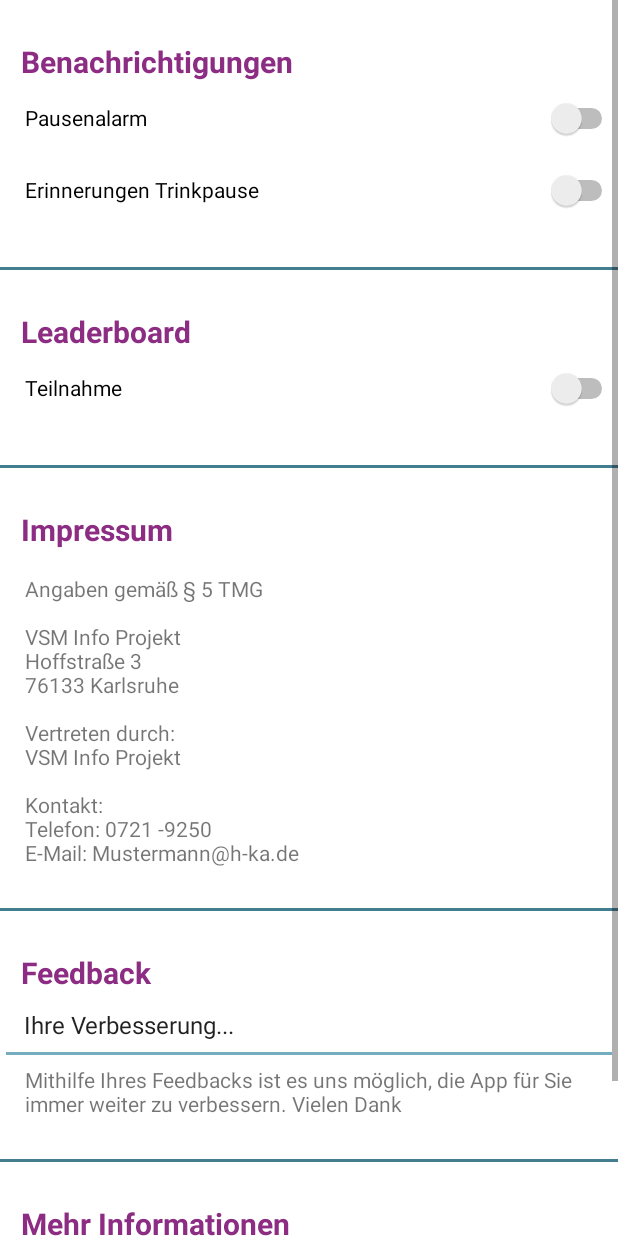
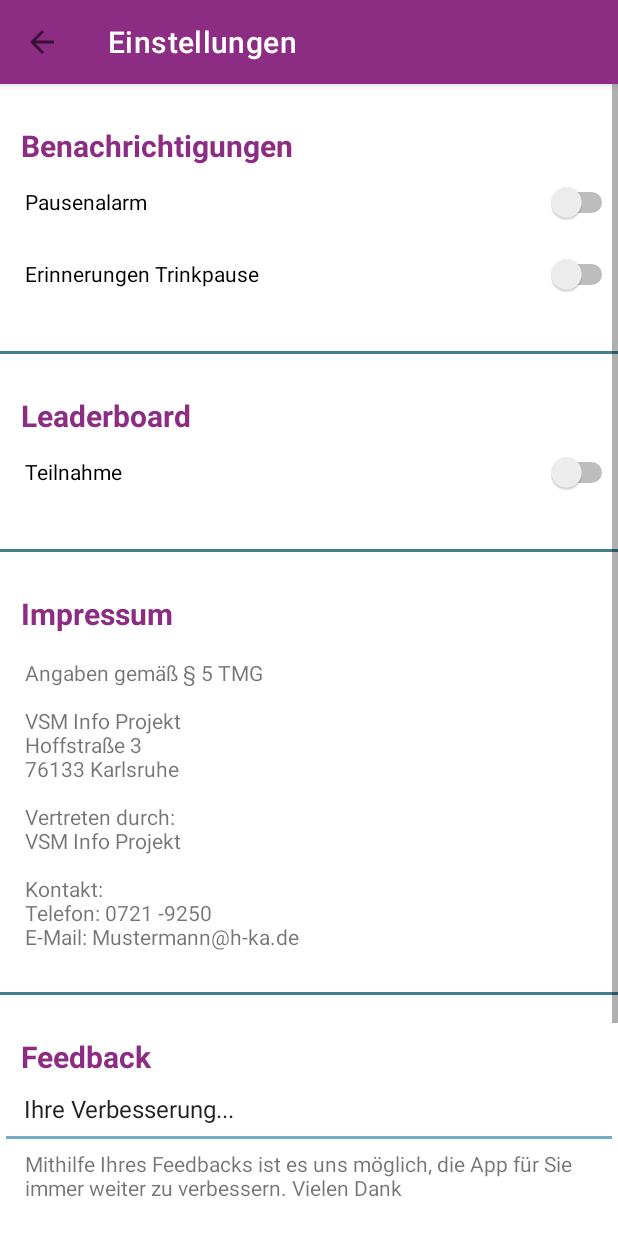
Before and after one commit to blni1011/FitAtWork, an Android app: the SettingsActivity screen opened directly, with no data from a screen before it, on a phone screen of 412 x 824 dp. Run offline under Robolectric (Android 15) with nearby library versions, the phone set to English and light mode, and no system bars.

Commit message:
Toolbar zu allen Activities hinzugefügt, aktuell landet man mit Zurückpfeil immer auf der MainActivity (auch bei Login)

```diff
--- a/app/src/main/java/eu/iums/fitwork/SettingsActivity.java
+++ b/app/src/main/java/eu/iums/fitwork/SettingsActivity.java
@@ -14,5 +14,11 @@
         super.onCreate(savedInstanceState);
         setContentView(R.layout.activity_settings);
 
+        //Toolbar
+        toolbar = findViewById(R.id.toolbar);
+        setSupportActionBar(toolbar);
+        getSupportActionBar().setTitle("Einstellungen");
+        getSupportActionBar().setDisplayHomeAsUpEnabled(true);
+
     }
 }
--- a/app/src/main/res/layout/activity_settings.xml
+++ b/app/src/main/res/layout/activity_settings.xml
@@ -6,6 +6,13 @@
     android:layout_height="match_parent"
     android:orientation="vertical"
     tools:context=".SettingsActivity">
+
+    <include
+        android:id="@+id/toolbar"
+        layout="@layout/toolbar2"
+        app:layout_constraintEnd_toEndOf="parent"
+        app:layout_constraintStart_toStartOf="parent"
+        app:layout_constraintTop_toTopOf="parent" />
 
 
     <ScrollView
--- /dev/null
+++ b/app/src/main/res/layout/toolbar2.xml
@@ -0,0 +1,10 @@
+<?xml version="1.0" encoding="utf-8"?>
+<androidx.appcompat.widget.Toolbar xmlns:android="http://schemas.android.com/apk/res/android"
+    android:layout_width="match_parent"
+    android:layout_height="wrap_content"
+    xmlns:app="http://schemas.android.com/apk/res-auto"
+    android:background="@color/main_color_primary"
+    android:elevation="4dp"
+    app:titleTextColor="@color/white">
+
+</androidx.appcompat.widget.Toolbar>
```
Also changed, not shown: app/src/main/AndroidManifest.xml (+12 -6 lines), app/src/main/java/eu/iums/fitwork/ExerciseActivity.java (+9 -0 lines), app/src/main/java/eu/iums/fitwork/HistoryActivity.java (+9 -0 lines), app/src/main/java/eu/iums/fitwork/LeaderboardActivity.java (+9 -0 lines), app/src/main/java/eu/iums/fitwork/LoginActivity.java (+10 -0 lines), app/src/main/java/eu/iums/fitwork/ProfileActivity.java (+8 -0 lines), app/src/main/res/layout/activity_exercise.xml (+7 -0 lines), app/src/main/res/layout/activity_history.xml (+7 -0 lines), app/src/main/res/layout/activity_leaderboard.xml (+7 -0 lines), app/src/main/res/layout/activity_login.xml (+6 -1 lines), app/src/main/res/layout/activity_profile.xml (+6 -1 lines).
